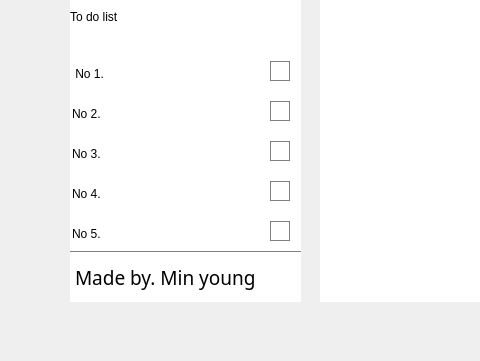
my0614/pyqt5, file mirror_project/mirror.ui: the form before one commit; both pictures show x 0 to 480 and y 519 to 880 of the 1206 by 880 pixel window.
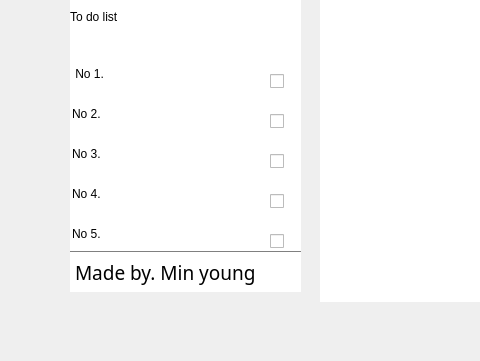
The form after the commit.

Commit message: ADD :  todolist and checkbox

What changed in the file:
```diff
--- a/mirror_project/mirror.ui
+++ b/mirror_project/mirror.ui
@@ -254,7 +254,7 @@
       <x>70</x>
       <y>770</y>
       <width>231</width>
-      <height>51</height>
+      <height>41</height>
      </rect>
     </property>
     <property name="font">
@@ -275,82 +275,67 @@
      <string>Made by. Min young</string>
     </property>
    </widget>
-   <widget class="QPushButton" name="pushButton">
+   <widget class="QCheckBox" name="checkBox">
     <property name="geometry">
      <rect>
       <x>270</x>
-      <y>580</y>
+      <y>590</y>
       <width>20</width>
-      <height>20</height>
+      <height>21</height>
      </rect>
     </property>
-    <property name="styleSheet">
-     <string notr="true">border : 1px solid gray;</string>
-    </property>
     <property name="text">
      <string/>
     </property>
    </widget>
-   <widget class="QPushButton" name="pushButton_2">
+   <widget class="QCheckBox" name="checkBox_2">
     <property name="geometry">
      <rect>
       <x>270</x>
-      <y>620</y>
+      <y>630</y>
       <width>20</width>
-      <height>20</height>
+      <height>21</height>
      </rect>
     </property>
-    <property name="styleSheet">
-     <string notr="true">border : 1px solid gray;</string>
-    </property>
     <property name="text">
      <string/>
     </property>
    </widget>
-   <widget class="QPushButton" name="pushButton_3">
+   <widget class="QCheckBox" name="checkBox_3">
     <property name="geometry">
      <rect>
       <x>270</x>
-      <y>660</y>
+      <y>670</y>
       <width>20</width>
-      <height>20</height>
+      <height>21</height>
      </rect>
     </property>
-    <property name="styleSheet">
-     <string notr="true">border : 1px solid gray;</string>
-    </property>
     <property name="text">
      <string/>
     </property>
    </widget>
-   <widget class="QPushButton" name="pushButton_4">
+   <widget class="QCheckBox" name="checkBox_4">
     <property name="geometry">
      <rect>
       <x>270</x>
-      <y>700</y>
+      <y>710</y>
       <width>20</width>
-      <height>20</height>
+      <height>21</height>
      </rect>
     </property>
-    <property name="styleSheet">
-     <string notr="true">border : 1px solid gray;</string>
-    </property>
     <property name="text">
      <string/>
     </property>
    </widget>
-   <widget class="QPushButton" name="pushButton_5">
+   <widget class="QCheckBox" name="checkBox_5">
     <property name="geometry">
      <rect>
       <x>270</x>
-      <y>740</y>
+      <y>750</y>
       <width>20</width>
-      <height>20</height>
+      <height>21</height>
      </rect>
     </property>
-    <property name="styleSheet">
-     <string notr="true">border : 1px solid gray;</string>
-    </property>
     <property name="text">
      <string/>
     </property>
```
The commit also changes 1 other file.
